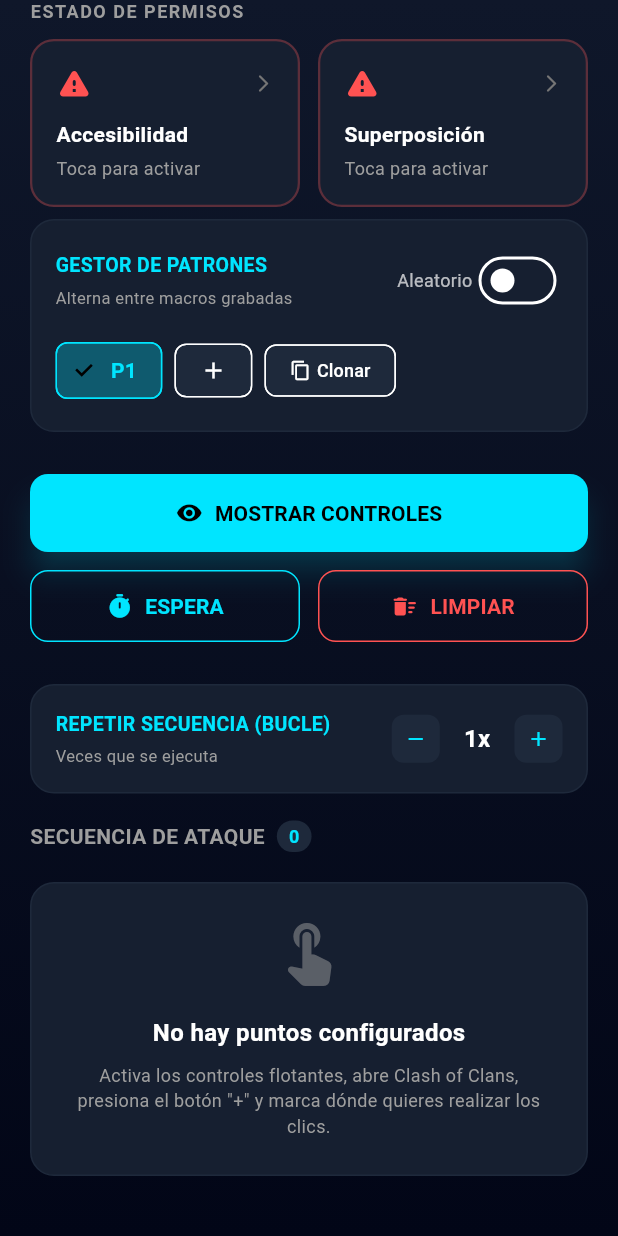
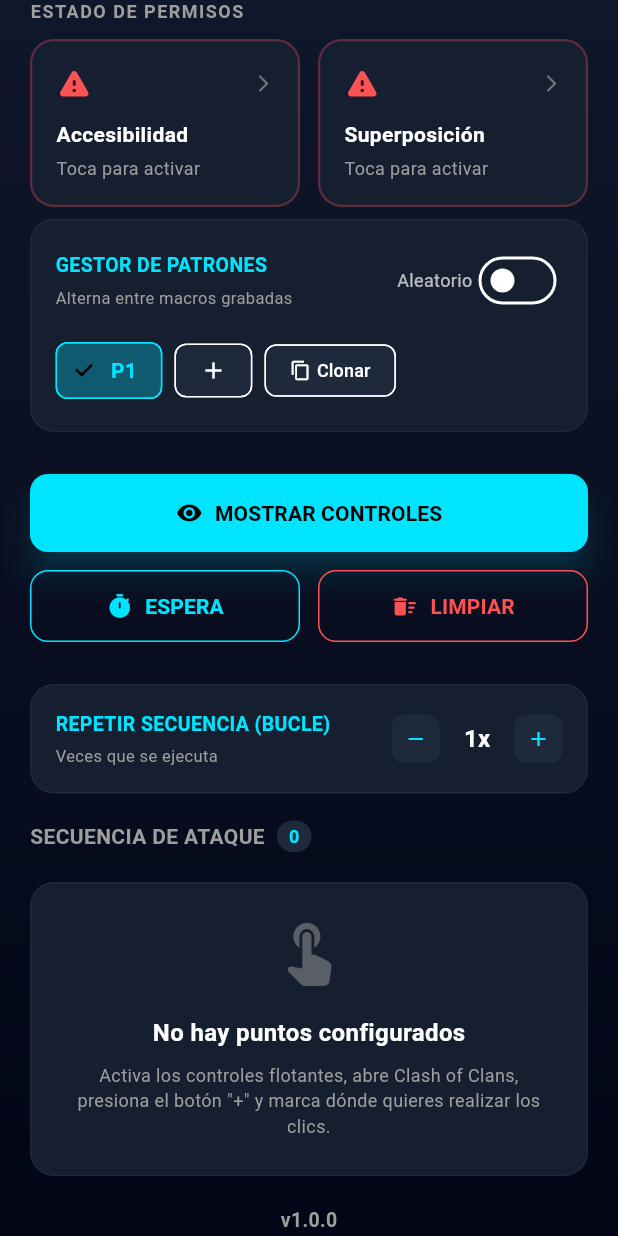
Before and after one commit to E33-a/ThaClick, a Flutter app: the screen it shows after launch, scrolled down 97 dp, on a phone screen of 412 x 824 dp. Run offline on Flutter 3.47's test engine with Material 3 defaults, Android fonts, the phone set to English and light mode, and no system bars.

Commit message:
feat: Añadir footer con versión de la aplicación y créditos de desarrollo

```diff
--- a/lib/main.dart
+++ b/lib/main.dart
@@ -1164,8 +1164,23 @@ class _MyHomePageState extends State<MyHomePage> with WidgetsBindingObserver {
                     );
                   },
                 ),
-              const SliverToBoxAdapter(
-                child: SizedBox(height: 30),
+              SliverToBoxAdapter(
+                child: Padding(
+                  padding: const EdgeInsets.only(top: 10, bottom: 40),
+                  child: Column(
+                    children: [
+                      const Text(
+                        'v1.0.0',
+                        style: TextStyle(color: Colors.grey, fontSize: 13, fontWeight: FontWeight.bold),
+                      ),
+                      const SizedBox(height: 4),
+                      Text(
+                        'Desarrollada en colaboración con Antigravity 🖤',
+                        style: TextStyle(color: Colors.grey.withValues(alpha: 0.6), fontSize: 11, fontStyle: FontStyle.italic),
+                      ),
+                    ],
+                  ),
+                ),
               )
             ],
           ),
```
